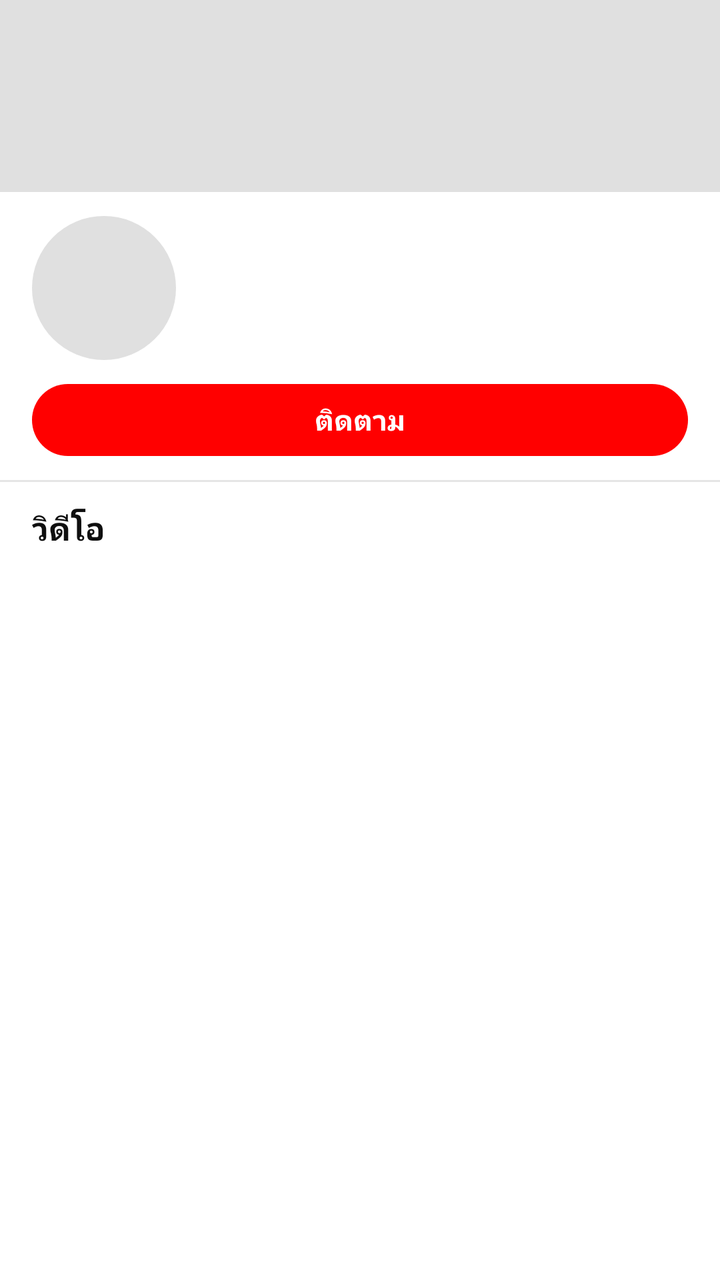
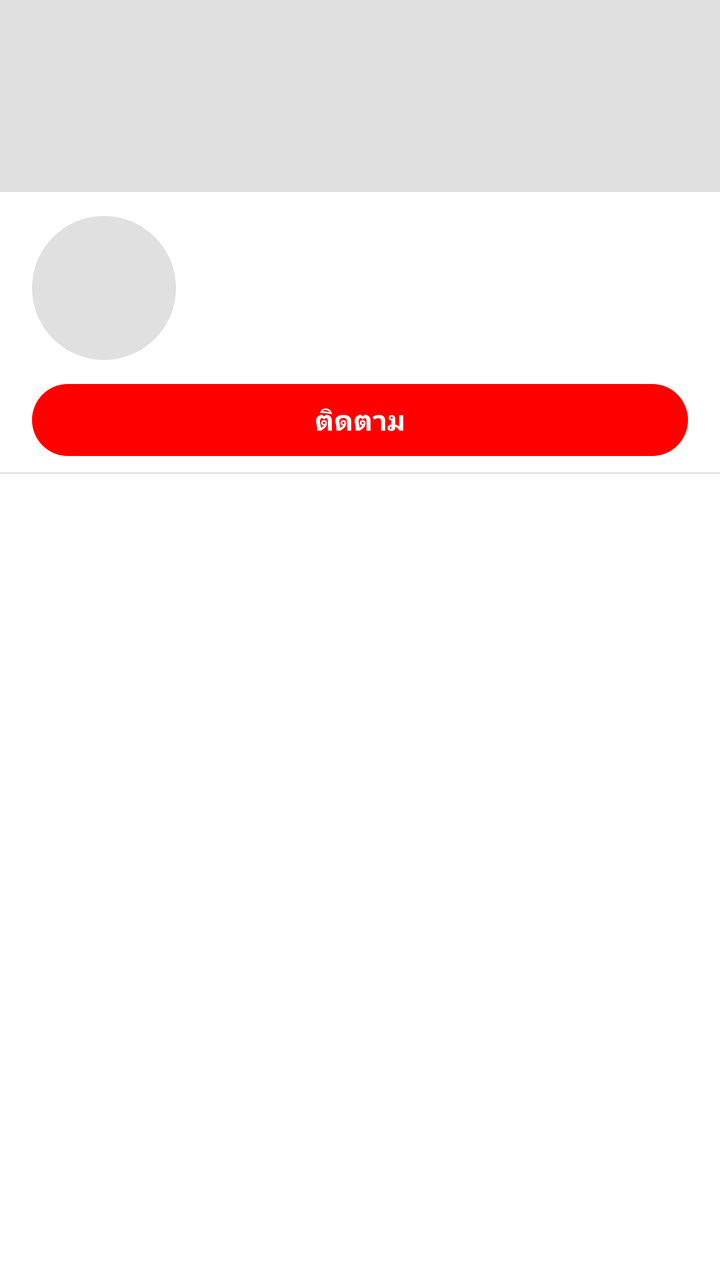

Before-and-after screenshots of an Android layout around one commit, followed by the original layout XML and the change that was made.
<!-- AndroidManifest.xml: application theme Theme.YTClassic -->
<!-- res/layout/item_channel_header.xml -->
<LinearLayout xmlns:android="http://schemas.android.com/apk/res/android" android:layout_width="match_parent" android:layout_height="wrap_content" android:orientation="vertical">
  <ImageView android:id="@+id/banner" android:layout_width="match_parent" android:layout_height="96dp" android:scaleType="centerCrop" android:background="@color/placeholder" android:importantForAccessibility="no"/>
  <LinearLayout android:layout_width="match_parent" android:layout_height="wrap_content" android:orientation="horizontal" android:gravity="center_vertical" android:paddingStart="16dp" android:paddingEnd="16dp" android:paddingTop="12dp">
    <ImageView android:id="@+id/avatar" android:layout_width="72dp" android:layout_height="72dp" android:background="@drawable/bg_avatar" android:importantForAccessibility="no"/>
    <LinearLayout android:layout_width="0dp" android:layout_weight="1" android:layout_height="wrap_content" android:orientation="vertical" android:layout_marginStart="12dp">
      <TextView android:id="@+id/name" android:layout_width="match_parent" android:layout_height="wrap_content" android:textColor="@color/text1" android:textSize="20sp" android:textStyle="bold" android:maxLines="2" android:ellipsize="end"/>
      <TextView android:id="@+id/handle" android:layout_width="match_parent" android:layout_height="wrap_content" android:layout_marginTop="2dp" android:textColor="@color/text2" android:textSize="13sp" android:maxLines="1" android:ellipsize="end"/>
      <TextView android:id="@+id/subs" android:layout_width="match_parent" android:layout_height="wrap_content" android:layout_marginTop="2dp" android:textColor="@color/text2" android:textSize="13sp"/>
    </LinearLayout>
  </LinearLayout>
  <TextView android:id="@+id/btnSubscribe" android:layout_width="match_parent" android:layout_height="36dp" android:layout_marginStart="16dp" android:layout_marginEnd="16dp" android:layout_marginTop="12dp" android:gravity="center"
      android:text="@string/subscribe" android:textColor="#FFFFFF" android:textSize="14sp" android:textStyle="bold" android:background="@drawable/bg_subscribe"/>
  <TextView android:id="@+id/description" android:layout_width="match_parent" android:layout_height="wrap_content" android:layout_marginStart="16dp" android:layout_marginEnd="16dp" android:layout_marginTop="10dp"
      android:textColor="@color/text2" android:textSize="13sp" android:maxLines="2" android:ellipsize="end" android:visibility="gone"/>
  <View android:layout_width="match_parent" android:layout_height="1dp" android:layout_marginTop="12dp" android:background="@color/divider"/>
  <TextView android:layout_width="match_parent" android:layout_height="wrap_content" android:paddingStart="16dp" android:paddingEnd="16dp" android:paddingTop="12dp" android:paddingBottom="4dp" android:text="วิดีโอ" android:textColor="@color/text1" android:textSize="16sp" android:textStyle="bold"/>
</LinearLayout>
<!-- resources referenced by this layout -->
<resources>
  <color name="divider">#E5E5E5</color>
  <color name="placeholder">#E0E0E0</color>
  <color name="text1">#0F0F0F</color>
  <color name="text2">#606060</color>
  <!-- drawable bg_avatar (drawable) -->
  <shape xmlns:android="http://schemas.android.com/apk/res/android" android:shape="oval"><solid android:color="@color/placeholder"/></shape>
  <!-- drawable bg_subscribe (drawable) -->
  <shape xmlns:android="http://schemas.android.com/apk/res/android">
    <solid android:color="#FF0000"/>
    <corners android:radius="18dp"/>
  </shape>
  <string name="subscribe">ติดตาม</string>
  <style name="Theme.YTClassic" parent="Theme.MaterialComponents.DayNight.NoActionBar">
      <item name="colorPrimary">@color/bg</item>
      <item name="colorPrimaryVariant">@color/placeholder</item>
      <item name="colorOnPrimary">@color/text1</item>
      <item name="colorSecondary">#FF0000</item>
      <item name="colorAccent">#FF0000</item>
      <item name="colorControlNormal">@color/icon</item>
      <item name="android:statusBarColor">@android:color/transparent</item>
      <item name="android:windowLightStatusBar">true</item>
      <item name="android:navigationBarColor">@android:color/transparent</item>
      <item name="android:windowBackground">@color/bg</item>
      <item name="android:textColorPrimary">@color/text1</item>
      <item name="android:textColorSecondary">@color/text2</item>
      <item name="colorSurface">@color/surface</item>
      <item name="colorOnSurface">@color/text1</item>
      
      <item name="android:windowAnimationStyle">@style/NoActivityAnimation</item>
    </style>
  <color name="bg">#FFFFFF</color>
  <color name="icon">#606060</color>
  <color name="surface">#FFFFFF</color>
  <style name="NoActivityAnimation" parent="@android:style/Animation.Activity">
      <item name="android:activityOpenEnterAnimation">@anim/no_anim</item>
      <item name="android:activityOpenExitAnimation">@anim/no_anim</item>
      <item name="android:activityCloseEnterAnimation">@anim/no_anim</item>
      <item name="android:activityCloseExitAnimation">@anim/no_anim</item>
      <item name="android:taskOpenEnterAnimation">@anim/no_anim</item>
      <item name="android:taskOpenExitAnimation">@anim/no_anim</item>
      <item name="android:taskCloseEnterAnimation">@anim/no_anim</item>
      <item name="android:taskCloseExitAnimation">@anim/no_anim</item>
    </style>
</resources>

<!-- the commit's change to res/layout/item_channel_header.xml (unified diff, before → after) -->
@@ -12,6 +12,8 @@
       android:text="@string/subscribe" android:textColor="#FFFFFF" android:textSize="14sp" android:textStyle="bold" android:background="@drawable/bg_subscribe"/>
   <TextView android:id="@+id/description" android:layout_width="match_parent" android:layout_height="wrap_content" android:layout_marginStart="16dp" android:layout_marginEnd="16dp" android:layout_marginTop="10dp"
       android:textColor="@color/text2" android:textSize="13sp" android:maxLines="2" android:ellipsize="end" android:visibility="gone"/>
-  <View android:layout_width="match_parent" android:layout_height="1dp" android:layout_marginTop="12dp" android:background="@color/divider"/>
-  <TextView android:layout_width="match_parent" android:layout_height="wrap_content" android:paddingStart="16dp" android:paddingEnd="16dp" android:paddingTop="12dp" android:paddingBottom="4dp" android:text="วิดีโอ" android:textColor="@color/text1" android:textSize="16sp" android:textStyle="bold"/>
+  <TextView android:id="@+id/btnAbout" android:layout_width="wrap_content" android:layout_height="wrap_content" android:layout_marginStart="16dp" android:layout_marginEnd="16dp" android:layout_marginTop="2dp"
+      android:text="...เพิ่มเติม" android:textColor="@color/text1" android:textSize="13sp" android:textStyle="bold" android:paddingTop="2dp" android:paddingBottom="4dp"
+      android:background="?attr/selectableItemBackground" android:visibility="gone"/>
+  <View android:layout_width="match_parent" android:layout_height="1dp" android:layout_marginTop="8dp" android:background="@color/divider"/>
 </LinearLayout>
